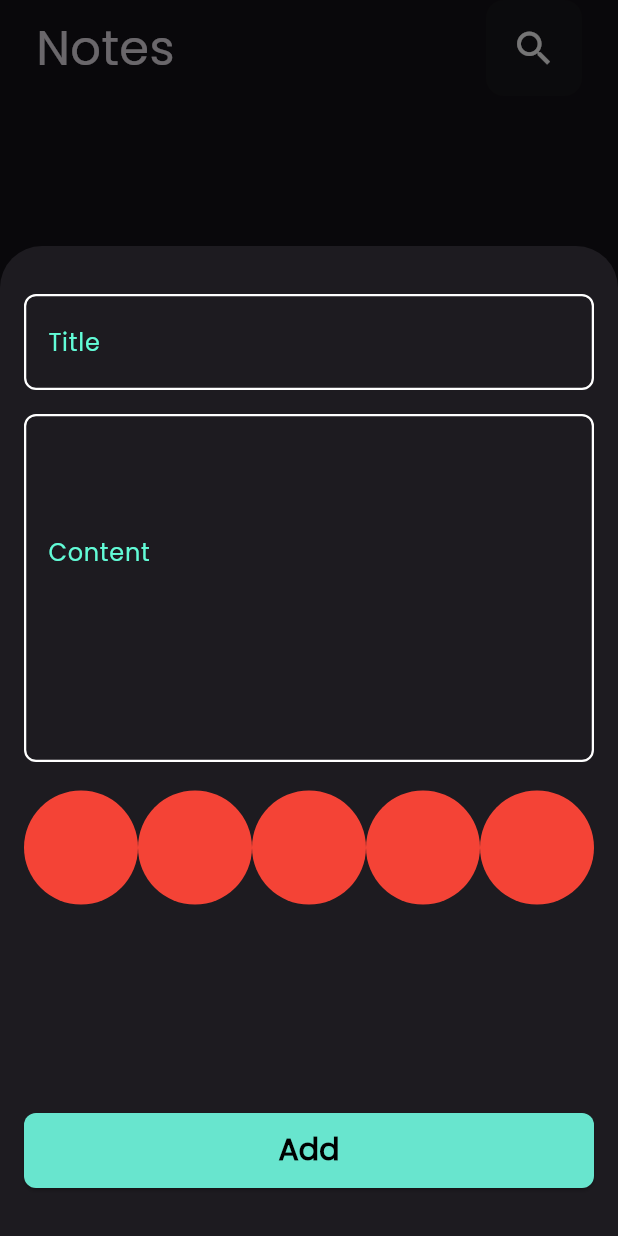
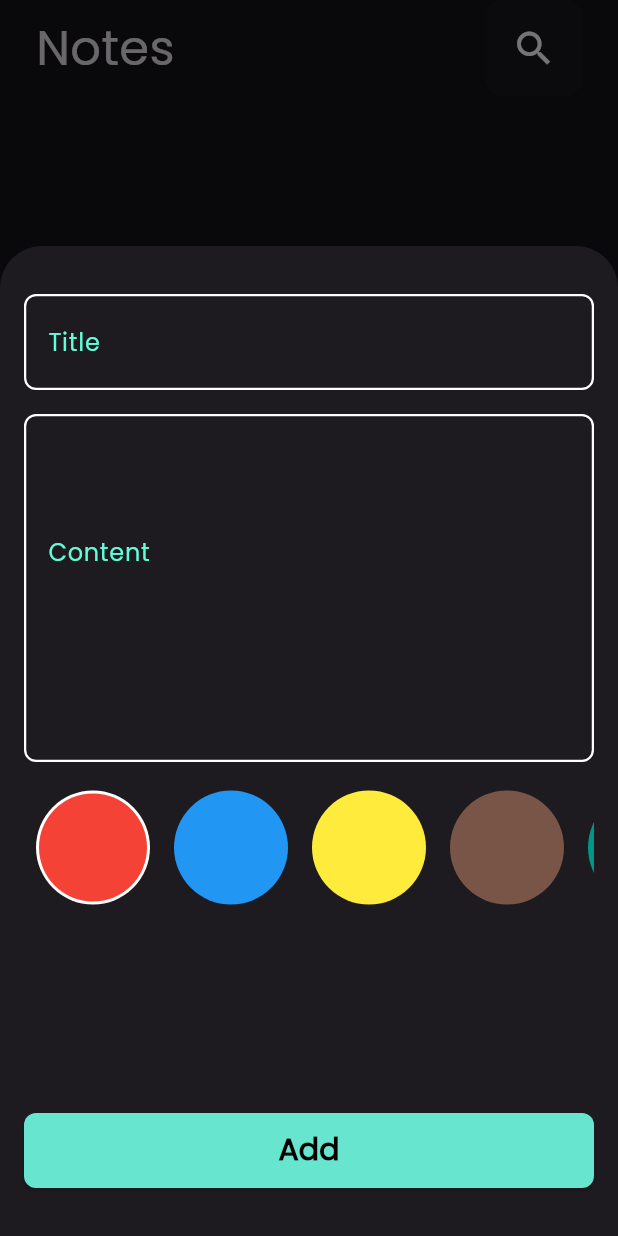
Before and after one commit to ArwaElsherif/notes_app, a Flutter app: the screen it shows after launch, after a tap on an icon or button, on a phone screen of 412 x 824 dp. Run offline on Flutter 3.47's test engine with Material 3 defaults, Android fonts, the phone set to English and light mode, and no system bars; our stand-ins replace bloc, flutter_bloc, font_awesome_flutter, hive, hive_flutter; accounts and stored records are empty.

Commit message:
colors list view 2

```diff
--- a/lib/widgets/color_item.dart
+++ b/lib/widgets/color_item.dart
@@ -1,13 +1,18 @@
+// ignore_for_file: public_member_api_docs, sort_constructors_first
 import 'package:flutter/material.dart';
 
 class ColorItem extends StatelessWidget {
-  const ColorItem({super.key});
-
+  const ColorItem({super.key, required this.isSelected, required this.color});
+  final bool isSelected;
+  final Color color;
   @override
   Widget build(BuildContext context) {
-    return const CircleAvatar(
-      radius: 38,
-      backgroundColor: Colors.red,
-    );
+    return isSelected
+        ?  CircleAvatar(
+          radius: 38,
+          backgroundColor: Colors.white,
+          child: CircleAvatar(radius: 36, backgroundColor: color),
+        )
+        :  CircleAvatar(radius: 38, backgroundColor: color);
   }
 }
--- a/lib/widgets/color_list_view.dart
+++ b/lib/widgets/color_list_view.dart
@@ -1,18 +1,45 @@
 import 'package:flutter/material.dart';
 import 'package:notes_app/widgets/color_item.dart';
 
-class ColorListView extends StatelessWidget {
+class ColorListView extends StatefulWidget {
   const ColorListView({super.key});
 
+  @override
+  State<ColorListView> createState() => _ColorListViewState();
+}
+
+class _ColorListViewState extends State<ColorListView> {
+  int currentIndex = 0;
+  List<Color> colors = [
+    Colors.red,
+    Colors.blue,
+    Colors.yellow,
+    Colors.brown,
+    Colors.teal,
+  ];
   @override
   Widget build(BuildContext context) {
     return SizedBox(
       height: 38*3,
       child: ListView.builder(
-        itemCount: 10,
+        itemCount: colors.length,
         scrollDirection: Axis.horizontal,
         itemBuilder: (context, index) {
-        return const ColorItem();
+        return Padding(
+          padding: const EdgeInsets.symmetric(horizontal: 8.0),
+          child:  GestureDetector(
+            onTap: (){
+              currentIndex=index;
+              setState(() {
+
+              });
+            },
+            child: ColorItem(
+              color: colors[index],
+              isSelected: currentIndex==index,
+            ),
+          ),
+        );
       }),
     );
   }
```
